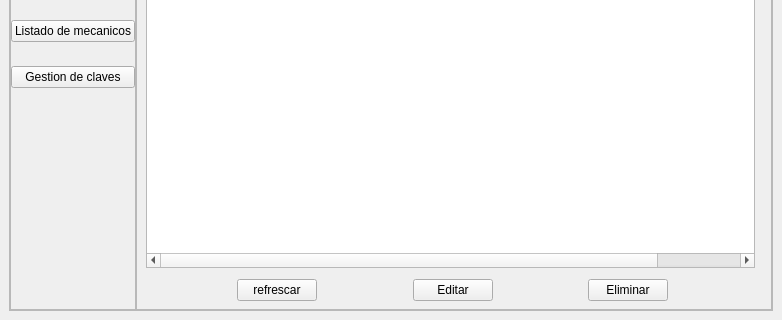
Alaan20/TP_FINAL-POO, file views/main.ui: the form before one commit; both pictures show x 0 to 782 and y 304 to 624 of the 782 by 624 pixel window.
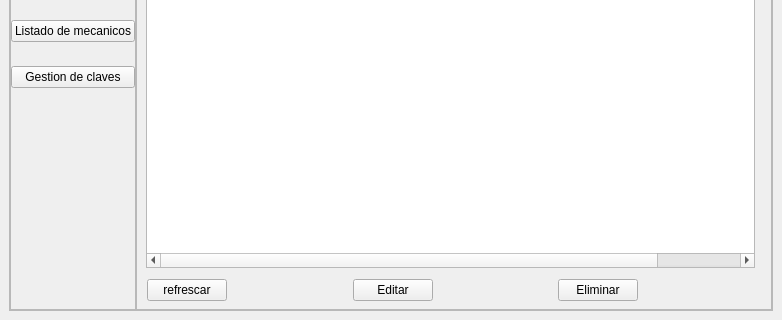
The form after the commit. The open tabs and pages were chosen to show the change. Icons and pictures are not drawn.

```diff
--- a/views/main.ui
+++ b/views/main.ui
@@ -1002,19 +1002,6 @@
                </rect>
               </property>
               <layout class="QHBoxLayout" name="horizontalLayout_11">
-               <item>
-                <spacer name="horizontalSpacer_7">
-                 <property name="orientation">
-                  <enum>Qt::Horizontal</enum>
-                 </property>
-                 <property name="sizeHint" stdset="0">
-                  <size>
-                   <width>40</width>
-                   <height>20</height>
-                  </size>
-                 </property>
-                </spacer>
-               </item>
                <item>
                 <widget class="QPushButton" name="refrescar_3">
                  <property name="text">
```
Left out of the diff: 30 changed lines with no effect on the pictures.
